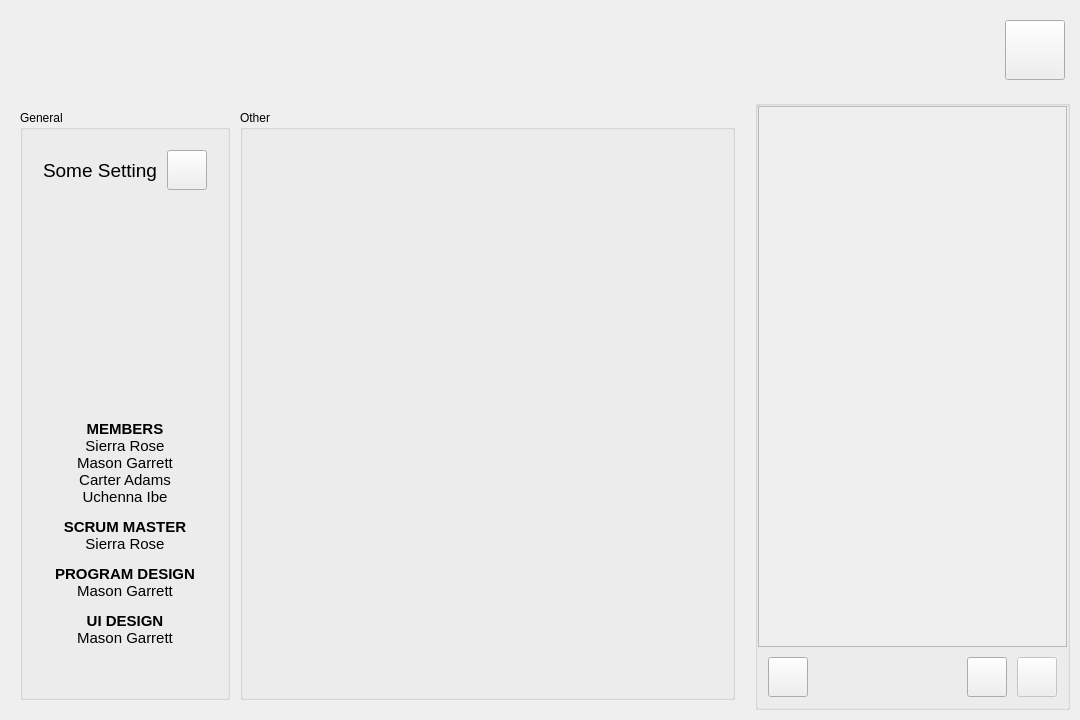
Qt form src/widgets/home-value-window.ui (mygarrett38/home-value-prediction) before a commit.
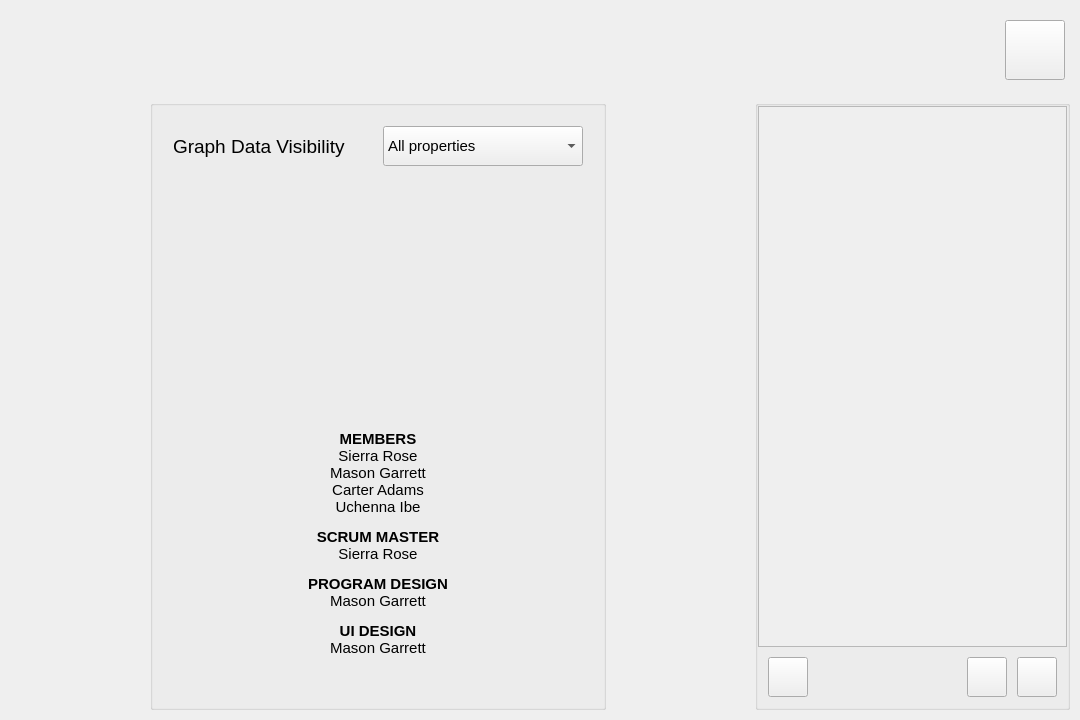
The same form after that commit. The open tabs and pages were chosen to show the change. Icons and pictures are not drawn. Custom widgets are drawn as their Qt base class.

The edit to the form file:
```diff
--- a/src/widgets/home-value-window.ui
+++ b/src/widgets/home-value-window.ui
@@ -1785,26 +1785,39 @@
          </layout>
         </widget>
         <widget class="QWidget" name="settings_page">
-         <layout class="QHBoxLayout" name="settings_layout" stretch="1,3">
+         <layout class="QHBoxLayout" name="settings_layout" stretch="0,0,0">
           <property name="spacing">
            <number>10</number>
           </property>
           <property name="leftMargin">
-           <number>10</number>
+           <number>0</number>
           </property>
           <property name="topMargin">
-           <number>10</number>
+           <number>0</number>
           </property>
           <property name="rightMargin">
-           <number>10</number>
+           <number>0</number>
           </property>
           <property name="bottomMargin">
-           <number>10</number>
+           <number>0</number>
           </property>
+          <item>
+           <spacer name="spacer_settings">
+            <property name="orientation">
+             <enum>Qt::Orientation::Horizontal</enum>
+            </property>
+            <property name="sizeHint" stdset="0">
+             <size>
+              <width>40</width>
+              <height>20</height>
+             </size>
+            </property>
+           </spacer>
+          </item>
           <item>
            <widget class="QGroupBox" name="general_group">
             <property name="title">
-             <string>General</string>
+             <string/>
             </property>
             <layout class="QVBoxLayout" name="general_layout">
              <property name="spacing">
@@ -1847,6 +1860,12 @@
                    <verstretch>0</verstretch>
                   </sizepolicy>
                  </property>
+                 <property name="minimumSize">
+                  <size>
+                   <width>200</width>
+                   <height>0</height>
+                  </size>
+                 </property>
                  <property name="font">
                   <font>
                    <pointsize>14</pointsize>
@@ -1856,7 +1875,7 @@
                   <cursorShape>ArrowCursor</cursorShape>
                  </property>
                  <property name="text">
-                  <string>Some Setting</string>
+                  <string>Graph Data Visibility</string>
                  </property>
                  <property name="margin">
                   <number>0</number>
@@ -1864,38 +1883,42 @@
                 </widget>
                </item>
                <item>
-                <widget class="QPushButton" name="unit_button">
+                <widget class="QComboBox" name="editor_graph_data">
                  <property name="minimumSize">
                   <size>
-                   <width>40</width>
+                   <width>200</width>
                    <height>40</height>
                   </size>
                  </property>
                  <property name="maximumSize">
                   <size>
-                   <width>40</width>
+                   <width>16777215</width>
                    <height>40</height>
                   </size>
                  </property>
-                 <property name="cursor">
-                  <cursorShape>PointingHandCursor</cursorShape>
+                 <property name="font">
+                  <font>
+                   <pointsize>11</pointsize>
+                  </font>
                  </property>
-                 <property name="text">
-                  <string/>
+                 <property name="currentIndex">
+                  <number>0</number>
                  </property>
-                 <property name="icon">
-                  <iconset>
-                   <normaloff>:/icons/confirm.svg</normaloff>:/icons/confirm.svg</iconset>
-                 </property>
-                 <property name="iconSize">
-                  <size>
-                   <width>20</width>
-                   <height>20</height>
-                  </size>
-                 </property>
-                 <property name="checkable">
-                  <bool>true</bool>
-                 </property>
+                 <item>
+                  <property name="text">
+                   <string>All properties</string>
+                  </property>
+                 </item>
+                 <item>
+                  <property name="text">
+                   <string>First 10 properties</string>
+                  </property>
+                 </item>
+                 <item>
+                  <property name="text">
+                   <string>First 5 properties</string>
+                  </property>
+                 </item>
                 </widget>
                </item>
               </layout>
@@ -1936,28 +1959,17 @@
            </widget>
           </item>
           <item>
-           <widget class="QGroupBox" name="other_group">
-            <property name="title">
-             <string>Other</string>
+           <spacer name="spacer_settings_2">
+            <property name="orientation">
+             <enum>Qt::Orientation::Horizontal</enum>
             </property>
-            <layout class="QVBoxLayout" name="query_layout">
-             <property name="spacing">
-              <number>10</number>
-             </property>
-             <property name="leftMargin">
-              <number>10</number>
-             </property>
-             <property name="topMargin">
-              <number>10</number>
-             </property>
-             <property name="rightMargin">
-              <number>10</number>
-             </property>
-             <property name="bottomMargin">
-              <number>10</number>
-             </property>
-            </layout>
-           </widget>
+            <property name="sizeHint" stdset="0">
+             <size>
+              <width>40</width>
+              <height>20</height>
+             </size>
+            </property>
+           </spacer>
           </item>
          </layout>
         </widget>
@@ -2152,9 +2164,6 @@
            </item>
            <item>
             <widget class="QPushButton" name="button_history_delete">
-             <property name="enabled">
-              <bool>false</bool>
-             </property>
              <property name="minimumSize">
               <size>
                <width>40</width>
```
Left out of the diff: 103 changed lines with no effect on the pictures.
